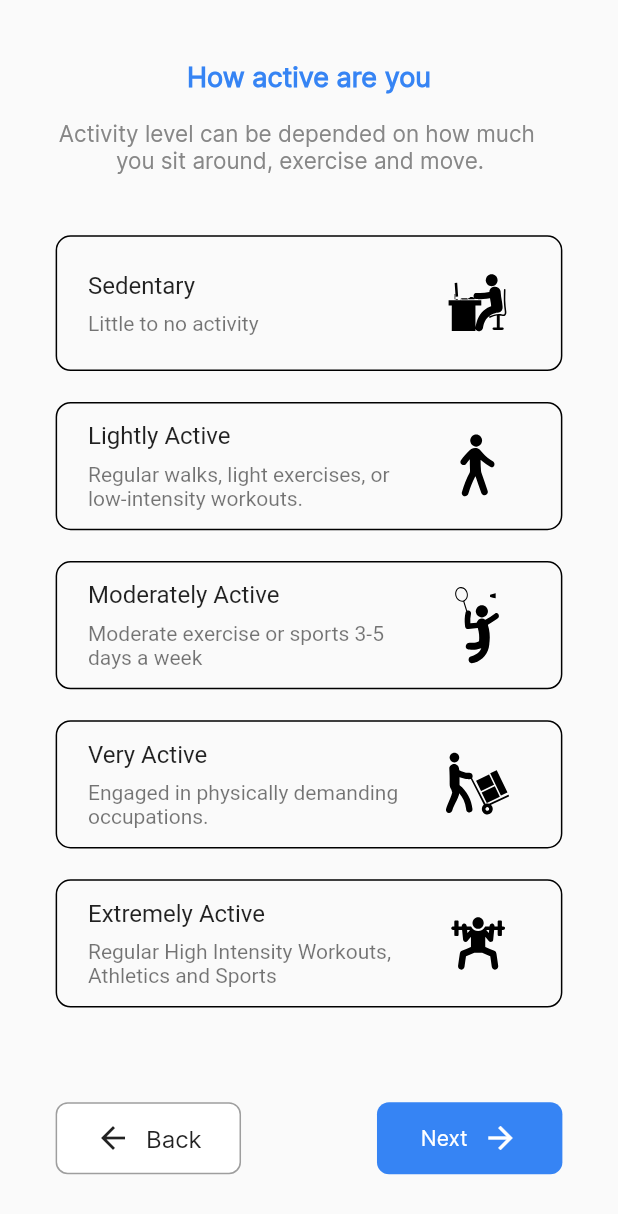
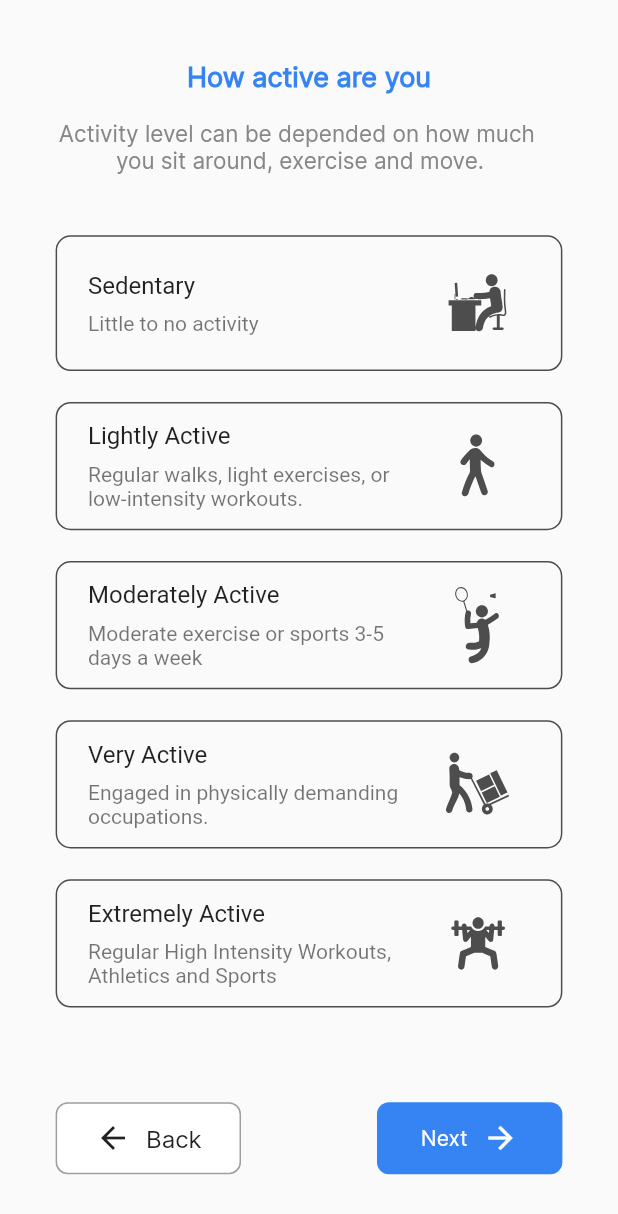
Before and after one commit to Team-Ayura/Ayura-Client, a Flutter app: the AuthScreen screen opened directly, swiped to page 2, on a phone screen of 412 x 824 dp. Shown: the top 1214 px of the screen. Run offline on Flutter 3.47's test engine with Material 2 defaults, Android fonts, the phone set to English and light mode, and no system bars; our stand-ins replace buttons_tabbar, fl_chart, flutter_animate, flutter_calendar_carousel, flutter_slidable, flutter_svg and 8 more; missing offline and left inert: country_list_pick, flutter_ruler_picker; accounts and stored records are empty; statements that could not run were skipped.

Commit message:
minor ui changes

```diff
--- a/lib/auth/login.dart
+++ b/lib/auth/login.dart
@@ -36,8 +36,8 @@ class LoginState extends State<Login> {
       backgroundColor: Colors.white,
       extendBodyBehindAppBar: true,
       body: SizedBox(
-        width: width,
-        height: height,
+        width: double.infinity,
+        height: double.infinity,
         child: ListView(
           children: [
             SizedBox(
--- a/lib/pages/features/community/community_chat/community_chat_view.dart
+++ b/lib/pages/features/community/community_chat/community_chat_view.dart
@@ -33,6 +33,8 @@ class _CommunityChatState extends State<CommunityChat> {
 
   @override
   Widget build(BuildContext context) {
+    final width = MediaQuery.of(context).size.width;
+    final height = MediaQuery.of(context).size.height;
     return Scaffold(
       backgroundColor: AppColors.backgroundColor,
       resizeToAvoidBottomInset: false,
@@ -46,7 +48,7 @@ class _CommunityChatState extends State<CommunityChat> {
       ),
       body: Container(
         width: double.infinity, //Take the whole available width of the device
-        padding: const EdgeInsets.fromLTRB(20.0, 10.0, 20.0, 10.0),
+        padding:  EdgeInsets.fromLTRB(width*0.02, height*0.01, width*0.02, height*0.01),
         child: Column(
           mainAxisAlignment: MainAxisAlignment.start,
           children: [
--- a/lib/pages/features/register/page2.dart
+++ b/lib/pages/features/register/page2.dart
@@ -86,8 +86,9 @@ class PageTwoState extends State<PageTwo> {
                         trailing: SvgPicture.asset(
                           'assets/icons/activity${index + 1}.svg',
                           height: 70,
-                          color:
-                              selected == index ? Colors.white : Colors.black,
+                          color: selected == index
+                              ? Colors.white
+                              : const Color.fromARGB(255, 77, 77, 77),
                         ),
                         selected: selected == index ? true : false,
                         onTap: () {
@@ -103,7 +104,7 @@ class PageTwoState extends State<PageTwo> {
                             borderRadius: BorderRadius.circular(10),
                             side: BorderSide(
                                 color: selected != index
-                                    ? Colors.black
+                                    ? const Color.fromARGB(255, 77, 77, 77)
                                     : AppColors.primaryColor,
                                 width: 1)),
                       );
```
Also changed, not shown: lib/pages/features/register/page1.dart (+6 -8 lines).
